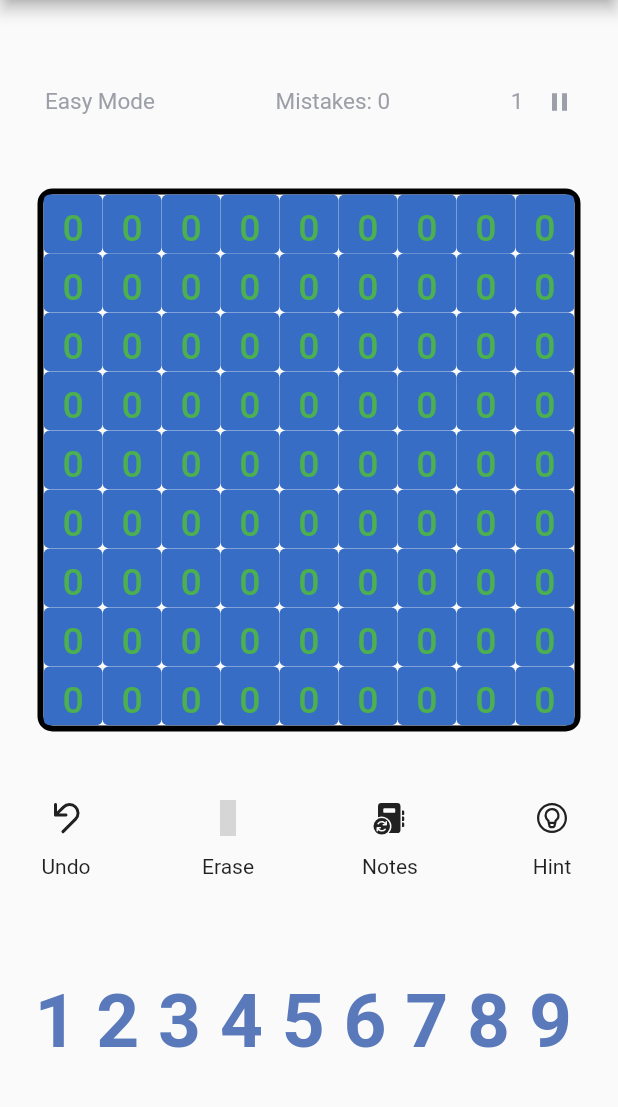
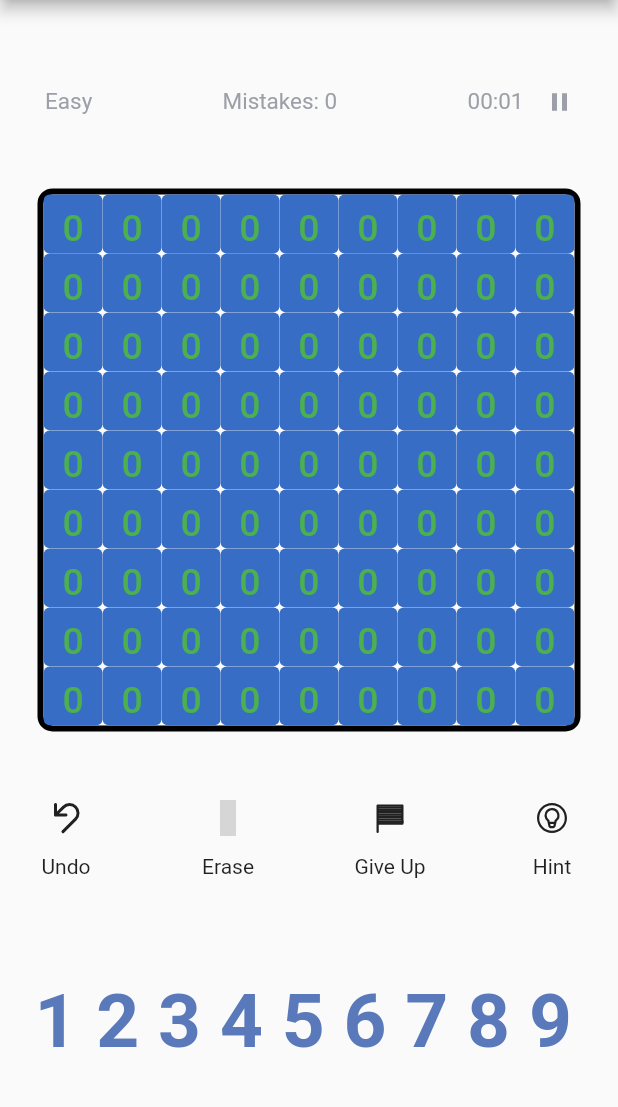
Before and after one commit to Allan2Fernandes/sudoku2, a Flutter app: the GamePage screen opened directly, on a phone screen of 412 x 824 dp, the part 84-1191 px from its top. Run offline on Flutter 3.47's test engine with Material 2 defaults, Android fonts, the phone set to English and light mode, and no system bars; our stand-ins replace fluentui_icons; network calls fail; grey boxes are pictures that could not be loaded.

Commit message:
Created a page to select difficulty

```diff
--- /dev/null
+++ b/lib/difficulty_level.dart
@@ -0,0 +1,27 @@
+
+class DifficultyLevel{
+  static List<String> possibleDifficulties = <String>[
+    "Easy",
+    "Medium",
+    "Hard"
+  ];
+  static int setDifficultyIndex = 0;
+  static String setDifficulty = possibleDifficulties[setDifficultyIndex];
+
+  static void setTheDifficidultyEasy(){
+    setDifficultyIndex = 0;
+    updateSetDifficulty();
+  }
+  static void setTheDifficultyMedium(){
+    setDifficultyIndex = 1;
+    updateSetDifficulty();
+  }
+  static void setTheDifficultyHard(){
+    setDifficultyIndex = 2;
+    updateSetDifficulty();
+  }
+
+  static updateSetDifficulty(){
+    setDifficulty = possibleDifficulties[setDifficultyIndex];
+  }
+}
--- a/lib/game_generator.dart
+++ b/lib/game_generator.dart
@@ -1,6 +1,7 @@
 import 'dart:convert';
 import 'dart:math';
 import 'package:http/http.dart' as http;
+import 'package:sudoku2/difficulty_level.dart';
 
 class GameGenerator{
   List<List<String>>? gameBoard;
@@ -16,8 +17,21 @@ class GameGenerator{
     fetchBoardFromAPI();
   }
 
+  String getRankFromMode(){
+    if(DifficultyLevel.setDifficulty == 'Easy'){
+      return "25";
+    }else if(DifficultyLevel.setDifficulty == 'Medium'){
+      return "75";
+    }else if(DifficultyLevel.setDifficulty == "Hard"){
+      return "125";
+    }
+    return "0";
+  }
+
+
   Future<void> fetchBoardFromAPI() async {
-    final response = await http.get(Uri.parse('http://10.0.2.2:8000/SudokuGenerator/200'));
+    String rank = getRankFromMode();
+    final response = await http.get(Uri.parse('http://10.0.2.2:8000/SudokuGenerator/$rank'));
     boardAsString = jsonDecode(response.body)['board'];
     convertStringToGameBoard();
   }
--- a/lib/widgets/game_page.dart
+++ b/lib/widgets/game_page.dart
@@ -2,6 +2,7 @@ import 'dart:async';
 import 'package:fluentui_icons/fluentui_icons.dart';
 import 'package:flutter/material.dart';
 import 'package:sudoku2/Styles.dart';
+import 'package:sudoku2/difficulty_level.dart';
 import 'package:sudoku2/game_generator.dart';
 
 
@@ -15,14 +16,16 @@ class GamePage extends StatefulWidget {
 class _GamePageState extends State<GamePage> {
   List<List<String>>? gameElementStates;
   List<List<bool>>? isCorrectValueAtIndex;
-  Duration durationCounter = Duration();
+  Duration durationCounter = const Duration();
+  String durationString = "00:00";
   Timer? timer;
   int numMistakes = 0;
   int currentlySelectedRowIndex = 0;
   int currentlySelectedColumnIndex = 0;
   String currentlySelectedNumber = "0";
-  GameGenerator gameGenerator = GameGenerator();
-
+  bool timerIsPaused = false;
+  GameGenerator gameGenerator= GameGenerator();
+  int numVacancies = 0;
   _GamePageState(){
     gameElementStates = gameGenerator.getGameBoard();
     isCorrectValueAtIndex = List.generate(9, (rowIndex) =>
@@ -32,14 +35,55 @@ class _GamePageState extends State<GamePage> {
   }
 
   void startTimer(){
-    timer = Timer.periodic(Duration(seconds: 1), (timer) => { addTime()});
+    timer = Timer.periodic(const Duration(seconds: 1), (timer) => { addTime()});
   }
 
   void addTime(){
-    final addSeconds = 1;
+    const addSeconds = 1;
     setState(() {
+      //Logic
+      if(timerIsPaused == false){
         final seconds = durationCounter.inSeconds + addSeconds;
         durationCounter = Duration(seconds: seconds);
+      }
+
+      //Formatting the string
+      int numberOfMinutes = (durationCounter.inSeconds/60).floor();
+      int numberOfSeconds = durationCounter.inSeconds%60;
+      String numMinutesString = "00";
+      String numSecondsString = "00";
+      if(numberOfMinutes<10){
+        numMinutesString = "0$numberOfMinutes";
+      }else{
+        numMinutesString = numberOfMinutes.toString();
+      }
+      if(numberOfSeconds<10){
+        numSecondsString = "0$numberOfSeconds";
+      }else{
+        numSecondsString = numberOfSeconds.toString();
+      }
+      durationString = "$numMinutesString:$numSecondsString";
+    });
+  }
+
+  void countNumVacancies(){
+    setState(() {
+      int vacancies = 0;
+      for(int i = 0; i < 9; i++){
+        for(int j = 0; j < 9; j++){
+          if(gameElementStates![i][j] == ""){
+            vacancies++;
+          }
+        }
+      }
+      numVacancies = vacancies;
+      print(numVacancies);
+    });
+  }
+
+  void changeTimerIsPausedState(){
+    setState(() {
+      timerIsPaused = !timerIsPaused;
     });
   }
 
@@ -50,8 +94,18 @@ class _GamePageState extends State<GamePage> {
     });
   }
 
+  Icon getPausePlayIcon(){
+    if(timerIsPaused){
+      return const Icon(Icons.play_arrow, size: 20, color: Styles.topRowTextColor,);
+    }else{
+      return const Icon(Icons.pause, size: 20, color: Styles.topRowTextColor,);
+    }
+  }
+
   TextStyle getBoardTextStyle(int rowIndex, int columnIndex){
     double fontSize = 25;
+
+    //If not paused, find the right background
     if(gameGenerator.originalValues![rowIndex][columnIndex] == true){ //Color the original values black
       return TextStyle(color: Colors.black, fontSize: fontSize);
     }else{
@@ -95,16 +149,22 @@ class _GamePageState extends State<GamePage> {
   }
 
   ButtonStyle getButtonStyle(int rowIndex, int columnIndex){
+    //If the button is paused, always show white
+    if(timerIsPaused){
+      return const ButtonStyle(backgroundColor: MaterialStatePropertyAll<Color>(Colors.white));
+    }
+
     int subGridRow = (currentlySelectedRowIndex/3).floor();
     int subGridColumn = (currentlySelectedColumnIndex/3).floor();
     Color selectedCellColor = const Color(0xFFb1bab3);
-    Color commonGridRowColumnColor = Color(0xFFebf7ee);
+    Color commonGridRowColumnColor = const Color(0xFFebf7ee);
     Color sudokuBoardBackgroundColor = Colors.white;
+    Color selectedNumbersColor = const Color(0xFF376dc4);
     //Get the number in the cell
     String cellNumber = gameElementStates![rowIndex][columnIndex];
-    if(cellNumber == currentlySelectedNumber){
+    if(cellNumber == currentlySelectedNumber && currentlySelectedNumber != ""){
       //Return a certain style
-      return ButtonStyle(backgroundColor: MaterialStatePropertyAll<Color>(Color(0xFF376dc4)));
+      return ButtonStyle(backgroundColor: MaterialStatePropertyAll<Color>(selectedNumbersColor));
     }
     if(rowIndex == currentlySelectedRowIndex && columnIndex == currentlySelectedColumnIndex){
       return ButtonStyle(backgroundColor: MaterialStatePropertyAll<Color>(selectedCellColor));
@@ -118,21 +178,29 @@ class _GamePageState extends State<GamePage> {
     }
   }
 
+  String getElementStatesIfPaused(int rowIndex, int columnIndex){
+    if(timerIsPaused){
+      return "";
+    }else{
+      return gameElementStates![rowIndex][columnIndex];
+    }
+  }
+
   @override
   Widget build(BuildContext context) {
     return Scaffold(
       appBar: AppBar(
         backgroundColor: Styles.themeColor,
-        title: Text("SuDoKu"),
+        title: const Text("SuDoKu"),
         centerTitle: true,
         actions: [
           Container(
-            margin: EdgeInsets.only(right: 10),
+            margin: const EdgeInsets.only(right: 10),
             child: IconButton(
               onPressed: (){
                 print("Opening settings");
               },
-              icon: Icon(Icons.settings),
+              icon: const Icon(Icons.settings),
             ),
           )
         ],
@@ -146,15 +214,15 @@ class _GamePageState extends State<GamePage> {
             child: Row(
               mainAxisAlignment: MainAxisAlignment.spaceBetween,
               children: [
-                Text("Easy Mode", style: Styles.topRowTextStyles,),
-                Text("Mistakes: ${numMistakes}", style: Styles.topRowTextStyles,),
-                Container(
-                  child: Row(
+                Text(DifficultyLevel.setDifficulty, style: Styles.topRowTextStyles,),
+                Text("Mistakes: $numMistakes", style: Styles.topRowTextStyles,),
+                Row(
                   children: [
-                      Text("${(durationCounter.inSeconds).floor()}", style: Styles.topRowTextStyles,),
-                      IconButton(onPressed: (){}, icon: Icon(Icons.pause, size: 20, color: Styles.topRowTextColor,))
+                    Text(durationString, style: Styles.topRowTextStyles,),
+                    IconButton(onPressed: (){
+                      changeTimerIsPausedState();
+                    }, icon: getPausePlayIcon())
                   ],
-                  ),
                 ),
               ],
             ),
@@ -169,13 +237,12 @@ class _GamePageState extends State<GamePage> {
             ),
             child: Stack(
               children: [
-                Container(
-                  child: Row(
+                Row(
                   mainAxisAlignment: MainAxisAlignment.spaceEvenly,
                   children: List.generate(9, (columnIndex) =>
                       Column(
                         mainAxisAlignment: MainAxisAlignment.spaceEvenly,
-                          children: List.generate(9, (rowIndex) => Container(
+                        children: List.generate(9, (rowIndex) => SizedBox(
                           // decoration: BoxDecoration(
                           //     border: Border.all(width: 1, color: Colors.grey)
                           // ),
@@ -188,13 +255,12 @@ class _GamePageState extends State<GamePage> {
                               String selectedNumber = gameElementStates![rowIndex][columnIndex];
                               currentlySelectedNumber = selectedNumber;
                             },
-                              child: Text(gameElementStates![rowIndex][columnIndex], style: getBoardTextStyle(rowIndex, columnIndex),),
                             style: getButtonStyle(rowIndex, columnIndex),
+                            child: Text(getElementStatesIfPaused(rowIndex, columnIndex), style: getBoardTextStyle(rowIndex, columnIndex),),
                           ),
                         )
                         ),
                       )
-                    ),
                   ),
                 ),
               ],
@@ -202,34 +268,34 @@ class _GamePageState extends State<GamePage> {
           ),
           //Third row is buttons like erase
           Container(
-            margin: EdgeInsets.only(left: 20, right: 20),
+            margin: const EdgeInsets.only(left: 20, right: 20),
             child: Row(
               mainAxisAlignment: MainAxisAlignment.spaceBetween,
               children: [
                 Column(
                   children: [
-                    IconButton(onPressed: (){}, icon: Icon(FluentSystemIcons.ic_fluent_arrow_undo_filled)),
-                    Text("Undo")
+                    IconButton(onPressed: (){}, icon: const Icon(FluentSystemIcons.ic_fluent_arrow_undo_filled)),
+                    const Text("Undo")
                   ],
                 ),
                 Column(
                   children: [
                     IconButton(onPressed: (){
                       eraseCurrentlySelectedElement();
-                    }, icon: Icon(FluentSystemIcons.ic_fluent_erase_filled)),
-                    Text("Erase")
+                    }, icon: const Icon(FluentSystemIcons.ic_fluent_erase_filled)),
+                    const Text("Erase")
                   ],
                 ),
                 Column(
                   children: [
-                    IconButton(onPressed: (){}, icon: Icon(FluentSystemIcons.ic_fluent_notebook_sync_filled)),
-                    Text("Notes")
+                    IconButton(onPressed: (){}, icon: const Icon(FluentSystemIcons.ic_fluent_flag_pride_filled)),
+                    const Text("Give Up")
                   ],
                 ),
                 Column(
                   children: [
-                    IconButton(onPressed: (){}, icon: Icon(FluentSystemIcons.ic_fluent_lightbulb_circle_regular)),
-                    Text("Hint")
+                    IconButton(onPressed: (){}, icon: const Icon(FluentSystemIcons.ic_fluent_lightbulb_circle_regular)),
+                    const Text("Hint")
                   ],
                 ),
               ],
@@ -237,11 +303,11 @@ class _GamePageState extends State<GamePage> {
           ),
           //Fourth row is number selection
           Padding(
-            padding: EdgeInsets.all(15),
+            padding: const EdgeInsets.all(15),
             child: Container(
-              margin: EdgeInsets.only(top: 10),
+              margin: const EdgeInsets.only(top: 10),
               child: Row(
-                children: List.generate(9, (index) => Container(
+                children: List.generate(9, (index) => SizedBox(
                     width: MediaQuery.of(context).size.width/10,
                     child: TextButton(onPressed: (){
                       if(currentlySelectedRowIndex == -1 || currentlySelectedColumnIndex == -1){
@@ -249,6 +315,8 @@ class _GamePageState extends State<GamePage> {
                       }
                       int numberSelection = index+1;
                       updateElementState(numberSelection);
+                      countNumVacancies();
+                      print(numVacancies);
                     },
                         child: Text((index+1).toString(),
                           style: TextStyle(
@@ -262,8 +330,6 @@ class _GamePageState extends State<GamePage> {
                 )),
               ),
             )
-
-
         ],
       ),
 
```
Also changed, not shown: lib/widgets/difficulty_level_page.dart (added, +188 -0 lines), lib/widgets/home_page.dart (+6 -1 lines). Lines whose indentation alone changed are shown as unchanged.
